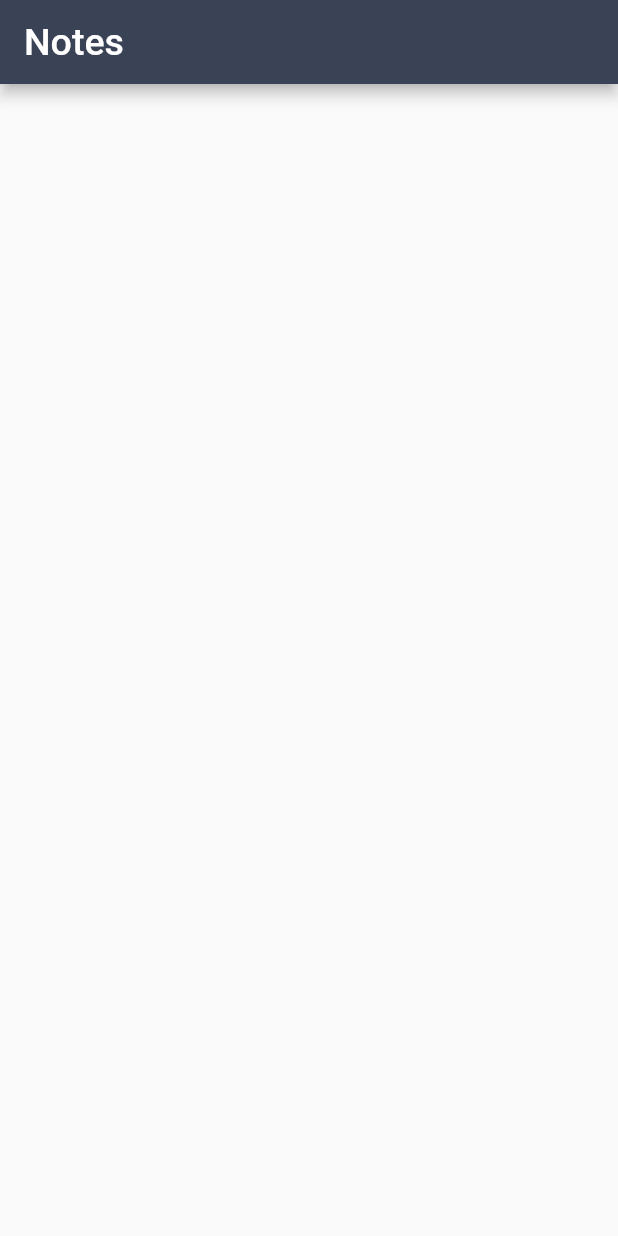
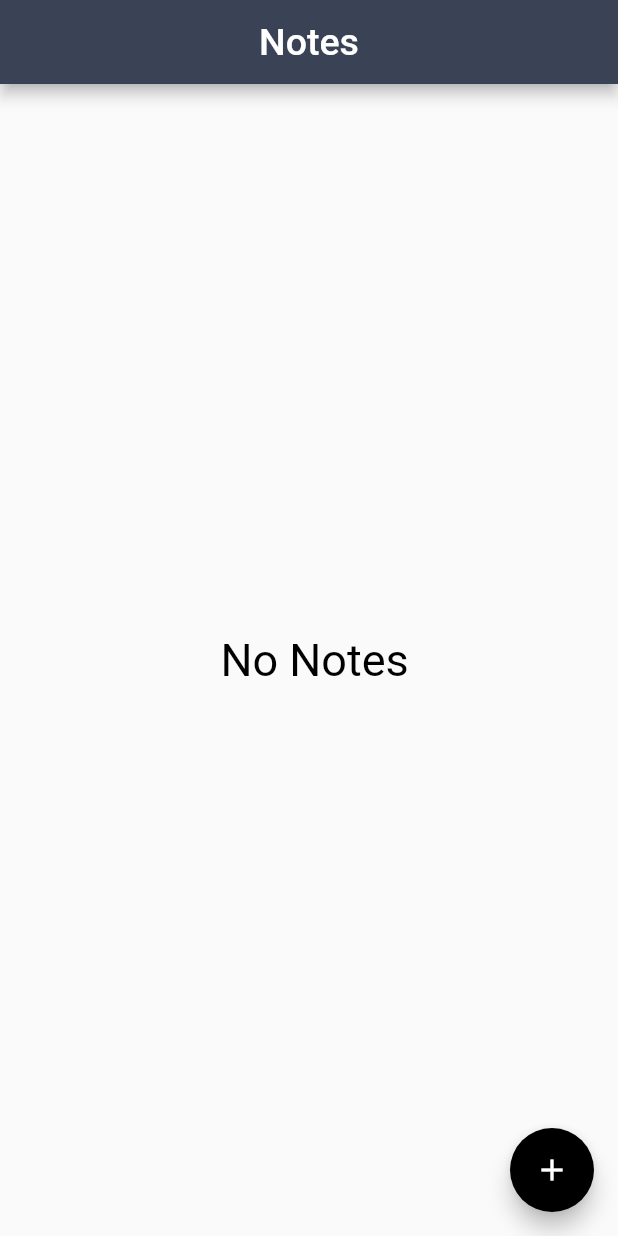
Before and after one commit to efe-egbevwie/Notes, a Flutter app: the screen it shows after launch, on a phone screen of 412 x 824 dp. Run offline on Flutter 3.47's test engine with Material 2 defaults, Android fonts, the phone set to English and light mode, and no system bars; our stand-ins replace get_it, sqflite; accounts and stored records are empty.

Commit message:
Added Notes screen and edit note screen

```diff
--- a/lib/main.dart
+++ b/lib/main.dart
@@ -1,7 +1,7 @@
 import 'package:flutter/material.dart';
 import 'package:todolist/screens/notes_screen.dart';
 import 'package:todolist/service_locator.dart';
-import 'package:todolist/widgets/notesForm.dart';
+
 
 
 import 'database/db.dart';
@@ -21,9 +21,9 @@ class MyApp extends StatelessWidget {
       debugShowCheckedModeBanner: false,
       theme: ThemeData(
         primaryColor: Color.fromRGBO(58, 66, 86, 1.0),
-        accentColor: Color.fromRGBO(209, 224, 224, 0.2),
+        accentColor: Colors.white,
       ),
-      home: NotesPage(),
+      home: NotesScreen(),
     );
   }
 }
--- a/lib/screens/notes_screen.dart
+++ b/lib/screens/notes_screen.dart
@@ -1,43 +1,97 @@
 import 'package:flutter/material.dart';
+import 'package:flutter_staggered_grid_view/flutter_staggered_grid_view.dart';
 import 'package:todolist/database/notes.dart';
+import 'package:todolist/screens/edit_note_screen.dart';
+import 'package:todolist/screens/note_detail_screen.dart';
+import 'package:todolist/service_locator.dart';
+import 'package:todolist/services/database_service.dart';
+import 'package:todolist/widgets/notesCard.dart';
 
-class NotesPage extends StatefulWidget {
+class NotesScreen extends StatefulWidget {
   @override
-  _NotesPageState createState() => _NotesPageState();
+  _NotesScreenState createState() => _NotesScreenState();
 }
 
-class _NotesPageState extends State<NotesPage> {
+class _NotesScreenState extends State<NotesScreen> {
   List<Note> notes;
   bool isLoading = false;
-
+  var databaseService = locator<DatabaseService>();
 
   @override
   void initState() {
     super.initState();
-
+    readNotes();
   }
-
 
   @override
   void dispose() {
-    // TODO: implement dispose
     super.dispose();
+    databaseService.closeDatabase();
   }
 
-  Future readNotes() async{
+  Future readNotes() async {
+    setState(() => isLoading = true);
 
+    notes = await databaseService.readNotes();
+
+    setState(() => isLoading = false);
   }
-
 
   @override
   Widget build(BuildContext context) {
     return Scaffold(
       appBar: AppBar(
-        title: Text('Notes',
-        style: TextStyle(fontSize: 25),
-
+        title: Center(
+          child: Text(
+            'Notes',
+            style: TextStyle(fontSize: 25),
+          ),
         ),
+      ),
+      body: Center(
+        child: isLoading
+            ? CircularProgressIndicator()
+            : notes.isEmpty
+                ? Text(
+                    ' No Notes',
+                    style: TextStyle(color: Colors.black, fontSize: 30),
+                  )
+                : showNotes(),
+      ),
+      floatingActionButton: FloatingActionButton(
+        backgroundColor: Colors.black,
+        child: Icon(
+          Icons.add,
+          color: Theme.of(context).accentColor,
+        ),
+        onPressed: () async {
+          await Navigator.of(context)
+              .push(MaterialPageRoute(builder: (context) => EditNoteScreen()));
+        },
       ),
     );
   }
+
+  Widget showNotes() {
+    return StaggeredGridView.countBuilder(
+      crossAxisCount: 4,
+      crossAxisSpacing: 4,
+      mainAxisSpacing: 4,
+      staggeredTileBuilder: (index) => StaggeredTile.fit(2),
+      itemCount: notes.length,
+      padding: EdgeInsets.all(8),
+      itemBuilder: (context, index) {
+        final note = notes[index];
+
+        return GestureDetector(
+          onTap: () async {
+            await Navigator.of(context).push(MaterialPageRoute(
+              builder: (context) => NoteDetailScreen(),
+            ));
+          },
+          child: NotesCard(note: note, index: index),
+        );
+      },
+    );
+  }
 }
```
Also changed, not shown: lib/database/db.dart (+7 -10 lines), lib/database/notes.dart (+1 -12 lines), lib/screens/edit_note_screen.dart (+102 -0 lines), lib/screens/note_detail_screen.dart (+13 -0 lines), lib/services/database_service.dart (+6 -2 lines), lib/widgets/notesForm.dart (+22 -11 lines).
